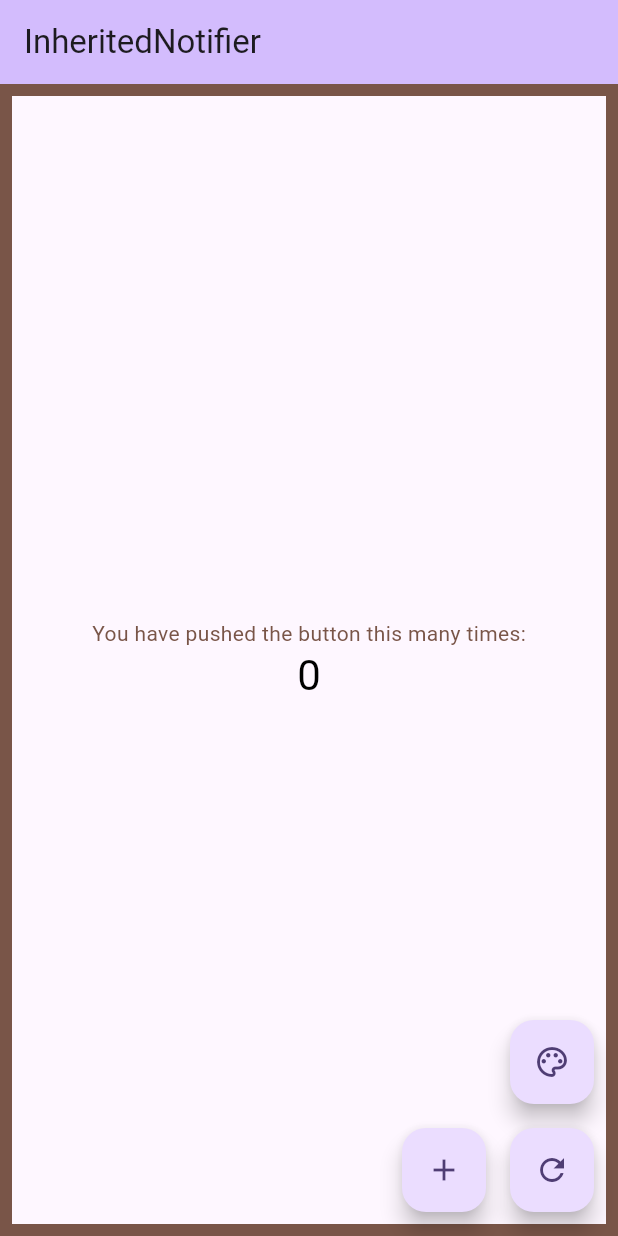
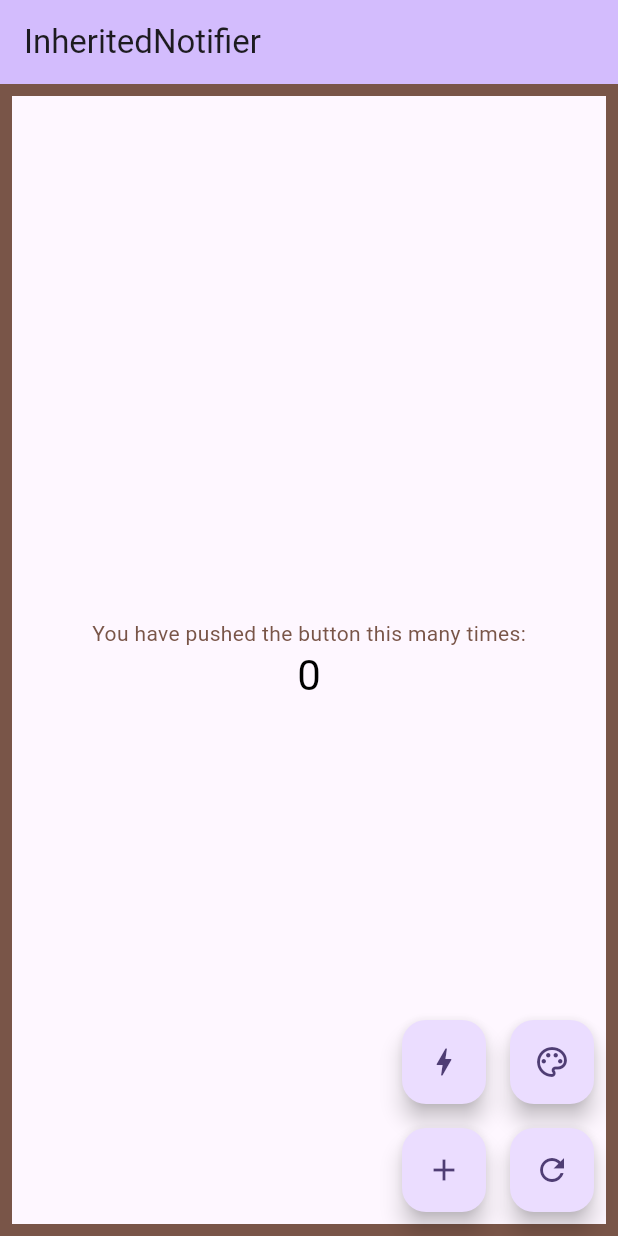
Before and after one commit to kboomska/notification_listeners_example, a Flutter app: the screen it shows after launch, on a phone screen of 412 x 824 dp. Run offline on Flutter 3.47's test engine with Material 2 defaults, Android fonts, the phone set to English and light mode, and no system bars.

Commit message:
Добавляем кнопку обновления домашнего экрана

```diff
--- a/lib/widget/home_page.dart
+++ b/lib/widget/home_page.dart
@@ -58,10 +58,25 @@ class _MyHomePageState extends State<MyHomePage> {
         mainAxisAlignment: MainAxisAlignment.end,
         crossAxisAlignment: CrossAxisAlignment.end,
         children: [
-          FloatingActionButton(
-            onPressed: () => counter.increment(),
-            tooltip: 'Increment',
-            child: const Icon(Icons.add),
+          Column(
+            mainAxisAlignment: MainAxisAlignment.end,
+            children: [
+              // Поскольку модель счетчика передается через контекст и данный
+              // виджет MyHomePage напрямую с ней никак не связан, то обновление
+              // видежта никак не влияет на состояние значения счетчика,
+              // а только на зависимый от него виджет текста.
+              FloatingActionButton(
+                onPressed: () => setState(() {}),
+                tooltip: 'Reload',
+                child: const Icon(Icons.bolt),
+              ),
+              const SizedBox(height: 16),
+              FloatingActionButton(
+                onPressed: () => counter.increment(),
+                tooltip: 'Increment',
+                child: const Icon(Icons.add),
+              ),
+            ],
           ),
           const SizedBox(width: 16),
           Column(
```
